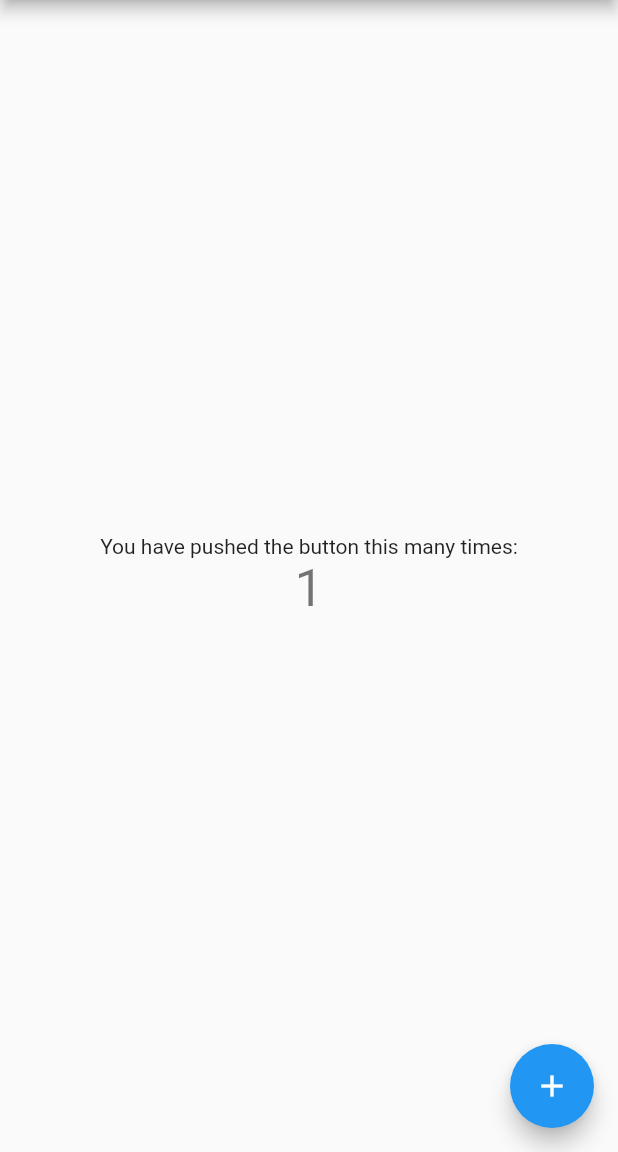
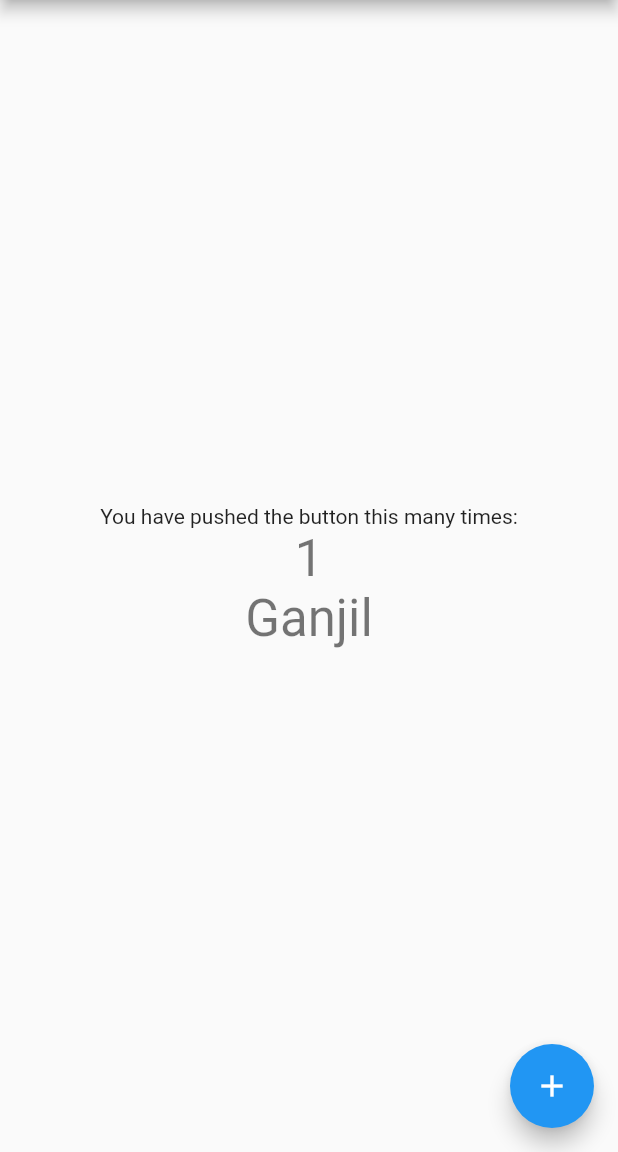
Before and after one commit to ladasattar/prak2-dart-basic, a Flutter app: the screen it shows after launch, after a tap on the "add" icon, on a phone screen of 412 x 824 dp, the part 84-1236 px from its top. Run offline on Flutter 3.47's test engine with Material 2 defaults, Android fonts, the phone set to English and light mode, and no system bars.

Commit message:
Percobaan 2

```diff
--- a/lib/main.dart
+++ b/lib/main.dart
@@ -49,6 +49,7 @@ class MyHomePage extends StatefulWidget {
 
 class _MyHomePageState extends State<MyHomePage> {
   int _counter = 0;
+  String _text = "Ganjil";
 
   void _incrementCounter() {
     setState(() {
@@ -56,41 +57,23 @@ class _MyHomePageState extends State<MyHomePage> {
       if (_counter>10) {
         _counter = 1;
       }
+
+      if (_counter % 2 == 0) {
+        _text = "Genap";
+      } else {
+        _text = "Ganjil";
+      }
     });
   }
 
   @override
   Widget build(BuildContext context) {
-    // This method is rerun every time setState is called, for instance as done
-    // by the _incrementCounter method above.
-    //
-    // The Flutter framework has been optimized to make rerunning build methods
-    // fast, so that you can just rebuild anything that needs updating rather
-    // than having to individually change instances of widgets.
     return Scaffold(
       appBar: AppBar(
-        // Here we take the value from the MyHomePage object that was created by
-        // the App.build method, and use it to set our appbar title.
         title: Text(widget.title),
       ),
       body: Center(
-        // Center is a layout widget. It takes a single child and positions it
-        // in the middle of the parent.
         child: Column(
-          // Column is also a layout widget. It takes a list of children and
-          // arranges them vertically. By default, it sizes itself to fit its
-          // children horizontally, and tries to be as tall as its parent.
-          //
-          // Invoke "debug painting" (press "p" in the console, choose the
-          // "Toggle Debug Paint" action from the Flutter Inspector in Android
-          // Studio, or the "Toggle Debug Paint" command in Visual Studio Code)
-          // to see the wireframe for each widget.
-          //
-          // Column has various properties to control how it sizes itself and
-          // how it positions its children. Here we use mainAxisAlignment to
-          // center the children vertically; the main axis here is the vertical
-          // axis because Columns are vertical (the cross axis would be
-          // horizontal).
           mainAxisAlignment: MainAxisAlignment.center,
           children: <Widget>[
             const Text(
@@ -98,6 +81,10 @@ class _MyHomePageState extends State<MyHomePage> {
             ),
             Text(
               '$_counter',
+              style: Theme.of(context).textTheme.headline4,
+            ),
+            Text(
+              _text,
               style: Theme.of(context).textTheme.headline4,
             ),
           ],
```
